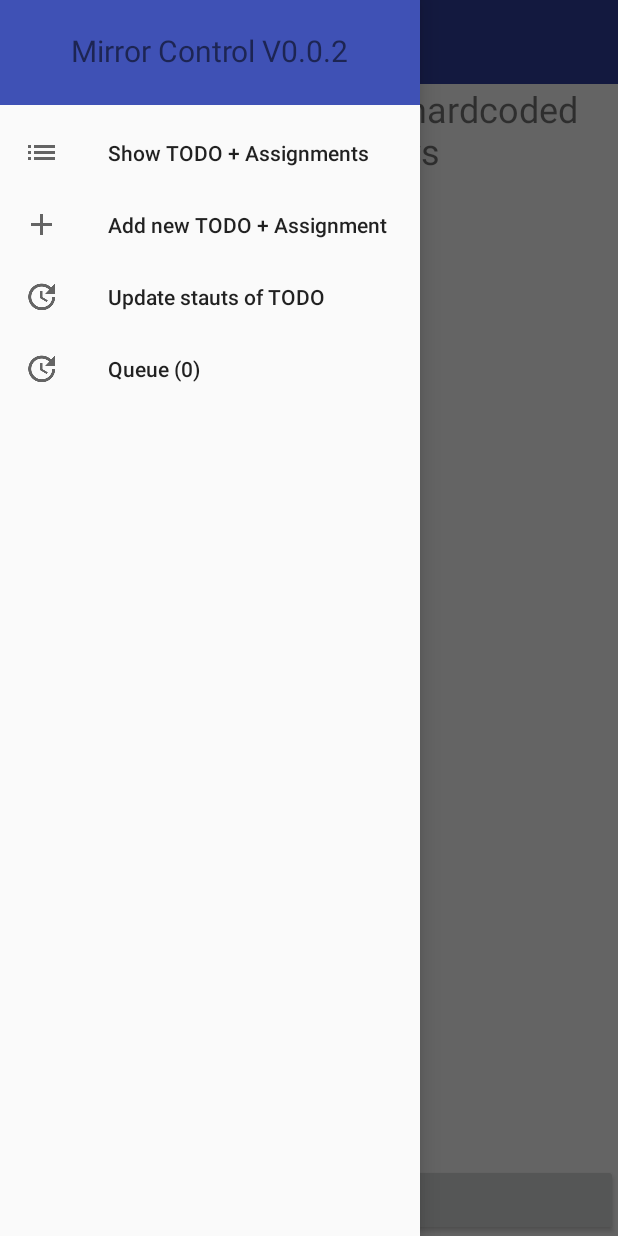
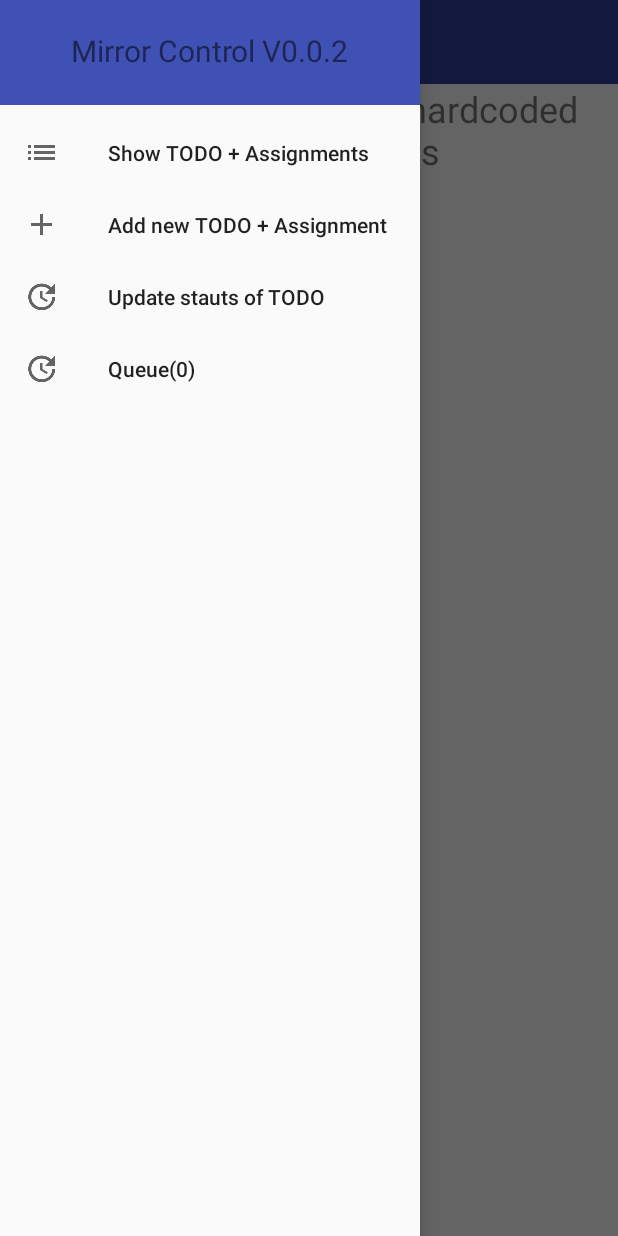
Before and after one commit to JavierTSalas/CalendarAppAndroidApp, an Android app: the screen it shows after launch (MainActivity), with the side drawer open, on a phone screen of 412 x 824 dp. Run offline under Robolectric (Android 15) with nearby library versions, the phone set to English and light mode, and no system bars; libraries missing offline, so code that uses them is left out: com.loopj.android, cz.msebera.android; 1 statement that could not run was skipped.

Commit message:
Removed TinyDB as it was a bit overkill Now saving myQueue in preferences

```diff
--- a/app/src/main/java/com/salas/javiert/magicmirror/MainActivity.java
+++ b/app/src/main/java/com/salas/javiert/magicmirror/MainActivity.java
@@ -10,6 +10,7 @@ import android.support.v7.app.ActionBarDrawerToggle;
 import android.support.v7.app.AppCompatActivity;
 import android.support.v7.widget.Toolbar;
 import android.util.Log;
+import android.view.Menu;
 import android.view.MenuItem;
 import android.view.View;
 import android.widget.Button;
@@ -41,11 +42,12 @@ public class MainActivity extends AppCompatActivity {
     private InsertTask myTask;
     private Toolbar mToolbar;
 
-    @Override
 
     protected void onCreate(Bundle savedInstanceState) {
         super.onCreate(savedInstanceState);
         setContentView(R.layout.activity_main);
+        updateQueueCount();
+        com.salas.javiert.magicmirror.Objects.myQueue.getInstance().loadMyQueue(this);
 
         mButton = (Button) findViewById(R.id.bTest);
         mButton.setOnClickListener(new View.OnClickListener() {
@@ -58,6 +60,7 @@ public class MainActivity extends AppCompatActivity {
 
 
         navigationView = (NavigationView) findViewById(R.id.navigation_view);
+
 
         //Setting Navigation View Item Selected Listener to handle the item click of the navigation menu
         navigationView.setNavigationItemSelectedListener(new NavigationView.OnNavigationItemSelectedListener() {
@@ -94,7 +97,7 @@ public class MainActivity extends AppCompatActivity {
                         fragmentTransaction.commit();
                         break;
                     case R.id.nav_Queue:
-                        Toast.makeText(getApplicationContext(), "Update Selected", Toast.LENGTH_SHORT).show();
+                        Toast.makeText(getApplicationContext(), "Queue Selected", Toast.LENGTH_SHORT).show();
                         QueueFragment queue_fragment = new QueueFragment();
                         fragmentTransaction.replace(R.id.frame, queue_fragment);
                         fragmentTransaction.commit();
@@ -104,7 +107,7 @@ public class MainActivity extends AppCompatActivity {
                         return true;
                 }
 
-                //This will never run
+
                 return false;
             }
         });
@@ -126,7 +129,7 @@ public class MainActivity extends AppCompatActivity {
             @Override
             public void onDrawerOpened(View drawerView) {
                 // Code here will be triggered once the drawer open as we dont want anything to happen so we leave this blank
-
+                updateQueueCount();
                 super.onDrawerOpened(drawerView);
             }
         };
@@ -143,6 +146,23 @@ public class MainActivity extends AppCompatActivity {
 
 
     }
+
+
+    private void updateQueueCount() {
+
+        navigationView = (NavigationView) findViewById(R.id.navigation_view);
+
+        // get menu from navigationView
+        Menu menu = navigationView.getMenu();
+
+        // find MenuItem you want to change
+        MenuItem nav_camara = menu.findItem(R.id.nav_Queue);
+
+        // set new title to the MenuItem
+        nav_camara.setTitle("Queue(" + com.salas.javiert.magicmirror.Objects.myQueue.getInstance().getTaskCount() + ")");
+
+    }
+
 
     @Override
     public boolean onOptionsItemSelected(MenuItem item) {
--- a/app/src/main/java/com/salas/javiert/magicmirror/Objects/myQueue.java
+++ b/app/src/main/java/com/salas/javiert/magicmirror/Objects/myQueue.java
@@ -1,8 +1,12 @@
 package com.salas.javiert.magicmirror.Objects;
 
 import android.content.Context;
+import android.content.SharedPreferences;
+import android.preference.PreferenceManager;
 import android.util.Log;
 
+import com.google.gson.Gson;
+import com.google.gson.reflect.TypeToken;
 import com.loopj.android.http.TextHttpResponseHandler;
 import com.salas.javiert.magicmirror.DatabaseRestClient;
 
@@ -10,6 +14,7 @@ import org.json.JSONException;
 import org.json.JSONObject;
 
 import java.io.UnsupportedEncodingException;
+import java.lang.reflect.Type;
 import java.util.ArrayList;
 import java.util.List;
 
@@ -51,12 +56,12 @@ public class myQueue {
     private int findCorrectQueueTask(myQueueItem item) {
         for (int i = 0; i < QueueTaskList.size(); i++)
             if (QueueTaskList.get(i).MatchingEnums(item)) {
-                Log.d("myQueue", "Was able to find a QueueTask with matching enums. Appending item");
+                Log.d("myQueue", "Was able to find a QueueTask with matching enums." + i + " Appending item");
                 return i;
             }
         addQueueTask(new myQueueTask(item));
         Log.d("myQueue", "Was not able to find a QueueTask with matchig enums. Creating new QueueTask with item");
-        return QueueTaskList.size();
+        return (QueueTaskList.size() - 1); //Minus one since the size of a list is n+1 indexes
     }
 
     //Populates the actions list with a information.java class that is unique (Due to the nature of myQueueTask) in action and table
@@ -125,8 +130,52 @@ public class myQueue {
 
     }
 
+    public void loadMyQueue(Context context) {
+        SharedPreferences appSharedPrefs = PreferenceManager
+                .getDefaultSharedPreferences(context);
+        Gson gson = new Gson();
+        //TODO: Make this read "Please add an item to the queue"
+        String json = appSharedPrefs.getString("QUEUE_DATA", "");
+        Log.d("Loading", json);
+        Type type = new TypeToken<List<myQueueTask>>() {
+        }.getType();
+        ArrayList<myQueueTask> QUEUE_DATA_FROM_PREFERENCES = gson.fromJson(json, type);
+        myQueue.getInstance().setList(QUEUE_DATA_FROM_PREFERENCES);
+        Log.d("SharedPref", "Reading Queue to SharedPreferences");
+    }
+
+
+    public void saveMyQueue(Context context) {
+
+
+        SharedPreferences appSharedPrefs = PreferenceManager
+                .getDefaultSharedPreferences(context);
+        SharedPreferences.Editor prefsEditor = appSharedPrefs.edit();
+        Gson gson = new Gson();
+        ArrayList<myQueueTask> QUEUE_DATA_FROM_PREFERENCES = com.salas.javiert.magicmirror.Objects.myQueue.getInstance().getList();
+        String json = gson.toJson(QUEUE_DATA_FROM_PREFERENCES);
+        prefsEditor.putString("QUEUE_DATA", json);
+        Log.d("Saving", json);
+        prefsEditor.commit();
+        Log.d("SharedPref", "Saving Queue to SharedPreferences");
+    }
+
+    public int getTaskCount() {
+        int runningCount = 0;
+        for (int i = 0; i < QueueTaskList.size(); i++)
+            for (int j = 0; j < QueueTaskList.get(i).getObjectList().size(); j++)
+                runningCount++;
+
+        Log.d("myQueue", "Count of tasks: " + runningCount);
+        return runningCount;
+    }
+
     public ArrayList<myQueueTask> getList() {
         return QueueTaskList;
+    }
+
+    public void setList(ArrayList<myQueueTask> newList) {
+        this.QueueTaskList = newList;
     }
 
 
--- a/app/src/main/res/layout/activity_main.xml
+++ b/app/src/main/res/layout/activity_main.xml
@@ -35,7 +35,8 @@
             android:id="@+id/bTest"
             android:layout_width="match_parent"
             android:layout_height="wrap_content"
-            android:text="Button" />
+            android:text="Button"
+            android:visibility="gone" />
         <!--
                     <com.salas.javiert.magicmirror.Views.CustomView
                         android:id="@+id/customView"
```
Also changed, not shown: app/src/main/java/com/salas/javiert/magicmirror/Fragments/QueueFragment.java (+61 -28 lines), app/src/main/java/com/salas/javiert/magicmirror/Fragments/UpdateFragment.java (+25 -6 lines), app/src/main/java/com/salas/javiert/magicmirror/Objects/myQueueTask.java (+12 -2 lines), app/src/main/java/com/salas/javiert/magicmirror/Resources/Adapters/myExpandRecylerAdapter.java (+7 -3 lines), app/src/main/java/com/salas/javiert/magicmirror/Resources/ExpandableChild/TitleCreator.java (+8 -4 lines), app/src/main/java/com/salas/javiert/magicmirror/Resources/PreferenceAdapter.java (deleted, +0 -10 lines), app/src/main/res/layout/queue_fragment.xml (added, +14 -0 lines), app/src/main/res/layout/recycler_row_assignclass.xml (added, +23 -0 lines).
